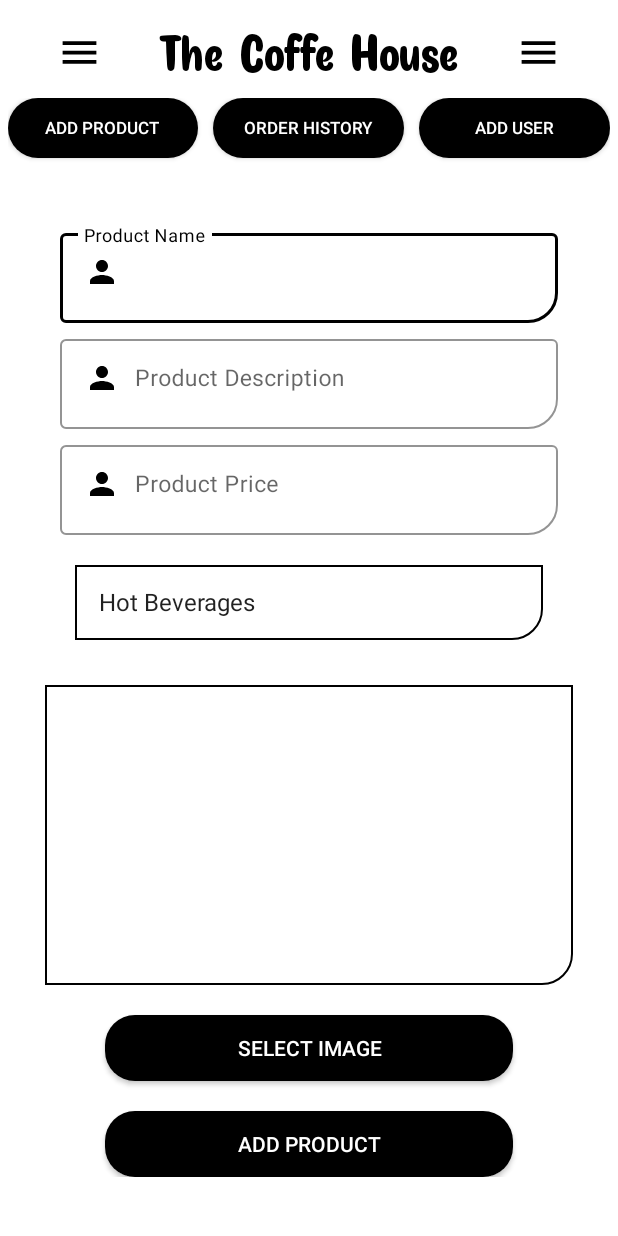
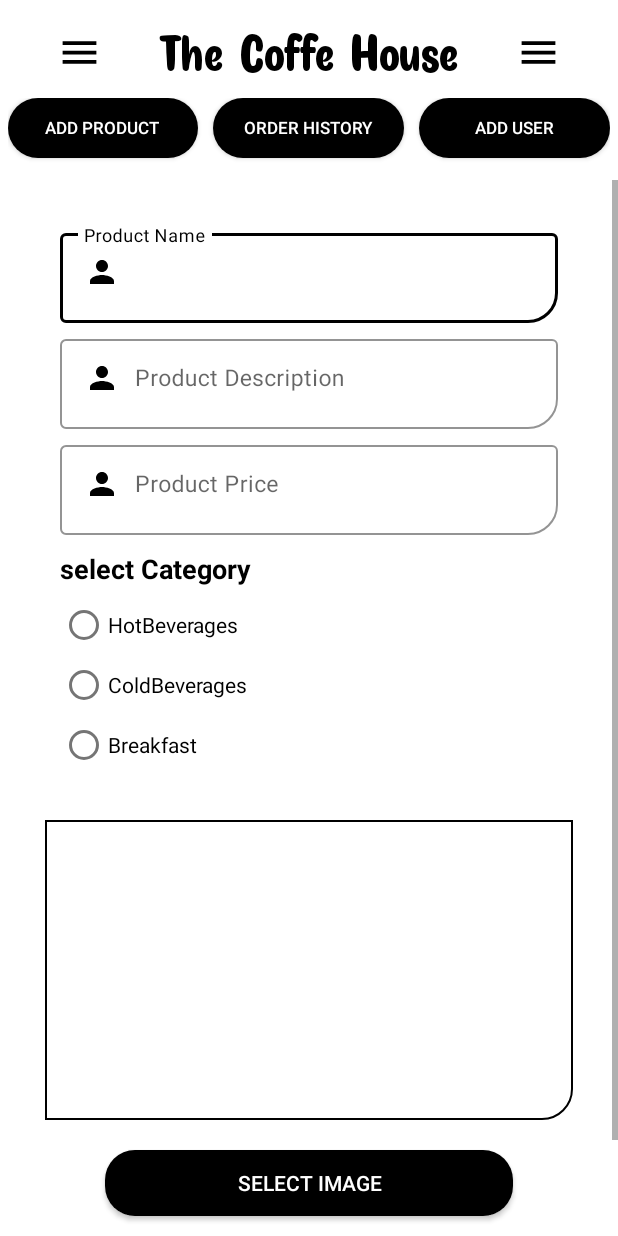
Before and after one commit to AbhishekRajyan6/CCD, an Android app: the AddProductFragment screen opened directly, with no data from a screen before it, on a phone screen of 412 x 824 dp. Run offline under Robolectric (Android 15) with nearby library versions, the phone set to English and light mode, and no system bars; our stand-ins replace Firebase (no records; nobody signed in at launch, a user with empty details on screens opened directly).

Commit message:
Update add product

```diff
--- a/app/src/main/java/com/example/ccd/AddProductFragment.kt
+++ b/app/src/main/java/com/example/ccd/AddProductFragment.kt
@@ -1,6 +1,13 @@
 package com.example.ccd
 
+import android.app.Activity.RESULT_OK
+import android.content.Intent
+import android.graphics.Bitmap
+import android.graphics.BitmapFactory
+import android.net.Uri
+import android.os.Build
 import android.os.Bundle
+import android.util.Base64.*
 import androidx.fragment.app.Fragment
 import android.view.LayoutInflater
 import android.view.View
@@ -8,7 +15,22 @@ import android.view.ViewGroup
 import android.widget.Adapter
 import android.widget.AdapterView
 import android.widget.ArrayAdapter
+import android.widget.ImageView
+import android.widget.RadioButton
 import android.widget.Spinner
+import android.widget.Toast
+import androidx.activity.result.ActivityResult
+import androidx.activity.result.ActivityResultLauncher
+import androidx.activity.result.contract.ActivityResultContract
+import androidx.activity.result.contract.ActivityResultContracts
+import androidx.annotation.RequiresApi
+import androidx.appcompat.widget.AppCompatButton
+import com.google.android.material.textfield.TextInputLayout
+import com.google.firebase.database.DatabaseReference
+import com.google.firebase.database.FirebaseDatabase
+import java.io.ByteArrayOutputStream
+import java.util.Base64.Encoder
+import java.util.Base64
 
 // TODO: Rename parameter arguments, choose names that match
 // the fragment initialization parameters, e.g. ARG_ITEM_NUMBER
@@ -24,7 +46,21 @@ class AddProductFragment : Fragment() {
     // TODO: Rename and change types of parameters
     private var param1: String? = null
     private var param2: String? = null
-    private lateinit var spinner: Spinner
+    private lateinit var r1: RadioButton
+    private lateinit var r2: RadioButton
+    private lateinit var r3: RadioButton
+    private lateinit var insertdata: AppCompatButton
+    private lateinit var selectimg: AppCompatButton
+    lateinit var radiodata : String
+    lateinit var productname : TextInputLayout
+    lateinit var productdescription : TextInputLayout
+    lateinit var productprice : TextInputLayout
+    lateinit var product : ImageView
+    lateinit var productnames : String
+    lateinit var productdescriptions : String
+    lateinit var productprices : String
+    var productimg : String? = ""
+    lateinit var db : DatabaseReference
     val option = arrayOf("Hot Beverages","Cold Beverages","Breakfast")
     override fun onCreate(savedInstanceState: Bundle?) {
         super.onCreate(savedInstanceState)
@@ -34,35 +70,82 @@ class AddProductFragment : Fragment() {
         }
     }
 
+    @RequiresApi(Build.VERSION_CODES.O)
     override fun onCreateView(
         inflater: LayoutInflater, container: ViewGroup?,
         savedInstanceState: Bundle?
     ): View? {
         // Inflate the layout for this fragment
         val view = inflater.inflate(R.layout.fragment_add_product, container, false)
-        spinner = view.findViewById(R.id.spinner)
+       r1 = view.findViewById(R.id.hb)
+        r2 = view.findViewById(R.id.cb)
+        r3 = view.findViewById(R.id.breakf)
+        productname = view.findViewById(R.id.product_name)
+        productdescription = view.findViewById(R.id.product_description)
+        productprice = view.findViewById(R.id.product_price)
+        product = view.findViewById(R.id.product_img)
+        insertdata = view.findViewById(R.id.add_product)
+        selectimg = view.findViewById(R.id.chooseimg)
 
-        val arrayAdapter = ArrayAdapter<String>(requireActivity(),android.R.layout.simple_list_item_1,option)
-        spinner.adapter = arrayAdapter
-        spinner.onItemSelectedListener = object : AdapterView.OnItemSelectedListener{
-            override fun onItemSelected(
-                parent: AdapterView<*>?,
-                view: View?,
-                position: Int,
-                id: Long
-            ) {
+        r1.setOnCheckedChangeListener{buttonView,isChecked ->
+            radiodata = r1.text.toString()
+        }
+        r2.setOnCheckedChangeListener{buttonView,isChecked ->
+            radiodata = r2.text.toString()
+            Toast.makeText(activity,radiodata,Toast.LENGTH_SHORT).show()
+        }
+        r3.setOnCheckedChangeListener{buttonView,isChecked ->
+            radiodata = r3.text.toString()
+        }
 
+        insertdata.setOnClickListener(View.OnClickListener {
+            productnames = productname.getEditText()?.getText().toString()
+            productdescriptions = productdescription.getEditText()?.getText().toString()
+            productprices = productprice.getEditText()?.getText().toString()
+            db = FirebaseDatabase.getInstance().getReference("Category").child(radiodata).child(productnames)
+            val item = products(productnames,productdescriptions,productprices,productimg)
+            val databaseReference = FirebaseDatabase.getInstance().reference
+            val id = databaseReference.push().key
+            db.setValue(item).addOnCompleteListener {
+               Toast.makeText(activity,"Product Added",Toast.LENGTH_LONG).show()
+            }.addOnFailureListener {
+                Toast.makeText(activity,"Failed!",Toast.LENGTH_LONG).show()
             }
+        })
 
-            override fun onNothingSelected(parent: AdapterView<*>?) {
+        selectimg.setOnClickListener(View.OnClickListener {
 
-            }
+        })
 
-        }
+
 
 
         return view
     }
+
+    @RequiresApi(Build.VERSION_CODES.O)
+    private val ActivityResultLauncher = registerForActivityResult<Intent,ActivityResult>(
+        ActivityResultContracts.StartActivityForResult()
+    ){result:ActivityResult ->
+        if (result.resultCode==RESULT_OK){
+            val uri = result.data!!.data
+            try{
+                val inputStream = activity?.contentResolver?.openInputStream(uri!!)
+                val myBitmap = BitmapFactory.decodeStream(inputStream)
+                val stream = ByteArrayOutputStream()
+                myBitmap.compress(Bitmap.CompressFormat.JPEG,100,stream)
+                val bytes = stream.toByteArray()
+              //  productimg = Base64.getEncoder().encodeToString(bytes)
+                product.setImageBitmap(myBitmap)
+                inputStream!!.close()
+            }
+            catch (ex: Exception){
+
+            }
+        }
+
+    }
+
 
     companion object {
         /**
--- a/app/src/main/java/com/example/ccd/LoginActivity.kt
+++ b/app/src/main/java/com/example/ccd/LoginActivity.kt
@@ -40,7 +40,7 @@ class LoginActivity : AppCompatActivity() {
         mAuth = FirebaseAuth.getInstance()
         login.setOnClickListener(View.OnClickListener {
               // sqlloginmethod()
-             //  loginmethod()
+            //   loginmethod()
             Loginuser()
         })
 
--- a/app/src/main/java/com/example/ccd/RegistrationActivity.kt
+++ b/app/src/main/java/com/example/ccd/RegistrationActivity.kt
@@ -100,8 +100,8 @@ class RegistrationActivity : AppCompatActivity() {
               }
               else{
                //   sqldata()
-              //  Passdata()
-                  Register()
+               Passdata()
+              //    Register()
               }
 
             }
--- a/app/src/main/res/layout/fragment_add_product.xml
+++ b/app/src/main/res/layout/fragment_add_product.xml
@@ -15,7 +15,7 @@
             android:orientation="vertical"
             android:layout_height="wrap_content">
             <com.google.android.material.textfield.TextInputLayout
-                android:id="@+id/Firstname"
+                android:id="@+id/product_name"
                 android:layout_width="match_parent"
                 android:layout_marginStart="40dp"
                 android:layout_marginTop="30dp"
@@ -39,7 +39,7 @@
                     android:hint="Product Name"/>
             </com.google.android.material.textfield.TextInputLayout>
             <com.google.android.material.textfield.TextInputLayout
-                android:id="@+id/lastname"
+                android:id="@+id/product_description"
                 android:layout_width="match_parent"
                 android:layout_marginStart="40dp"
                 android:layout_marginTop="5dp"
@@ -88,17 +88,45 @@
                     android:hint="Product Price"/>
             </com.google.android.material.textfield.TextInputLayout>
 
-            <Spinner
-                android:id="@+id/spinner"
+            <TextView
                 android:layout_width="match_parent"
-                android:layout_height="50dp"
-                android:layout_marginStart="50dp"
-                android:layout_marginEnd="50dp"
-                android:layout_marginTop="20dp"
-                android:textAlignment="center"
-                android:background="@drawable/textback"/>
+                android:layout_height="wrap_content"
+                android:text="select Category"
+                android:textColor="@color/black"
+                android:textSize="18sp"
+                android:textStyle="bold"
+                android:layout_marginTop="10dp"
+                android:layout_marginStart="40dp"/>
+
+
+          <RadioGroup
+              android:layout_width="match_parent"
+              android:layout_marginTop="5dp"
+              android:layout_marginStart="40dp"
+              android:layout_marginEnd="30dp"
+              android:layout_height="120dp">
+              <RadioButton
+                  android:id="@+id/hb"
+                  android:layout_width="match_parent"
+                  android:layout_height="40dp"
+                  android:text="HotBeverages"/>
+              <RadioButton
+                  android:id="@+id/cb"
+                  android:layout_width="match_parent"
+                  android:layout_height="40dp"
+                  android:text="ColdBeverages"/>
+              <RadioButton
+                  android:id="@+id/breakf"
+                  android:layout_width="match_parent"
+                  android:layout_height="40dp"
+                  android:text="Breakfast"/>
+
+          </RadioGroup>
+
+
 
             <ImageView
+                android:id="@+id/product_img"
                 android:layout_width="match_parent"
                 android:layout_height="200dp"
                 android:layout_marginStart="30dp"
@@ -117,13 +145,14 @@
                 android:textColor="@color/white"
                 android:background="@drawable/back"/>
             <androidx.appcompat.widget.AppCompatButton
-                android:id="@+id/signin"
+                android:id="@+id/add_product"
                 android:layout_width="match_parent"
                 android:layout_marginStart="70dp"
                 android:layout_marginEnd="70dp"
                 android:layout_marginTop="20dp"
                 android:layout_height="44dp"
                 android:text="Add Product"
+                android:layout_marginBottom="20dp"
                 android:textColor="@color/white"
                 android:background="@drawable/back"/>
         </LinearLayout>
```
Also changed, not shown: app/src/main/java/com/example/ccd/ProdileActivity.kt (+10 -10 lines).
